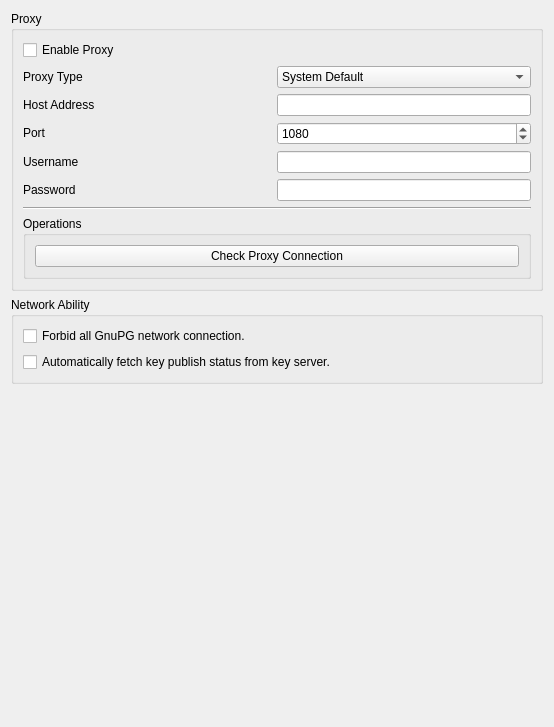
This is ui/NetworkSettings.ui in saturneric/GpgFrontend as Qt 5 draws it before an edit. The edited form follows.
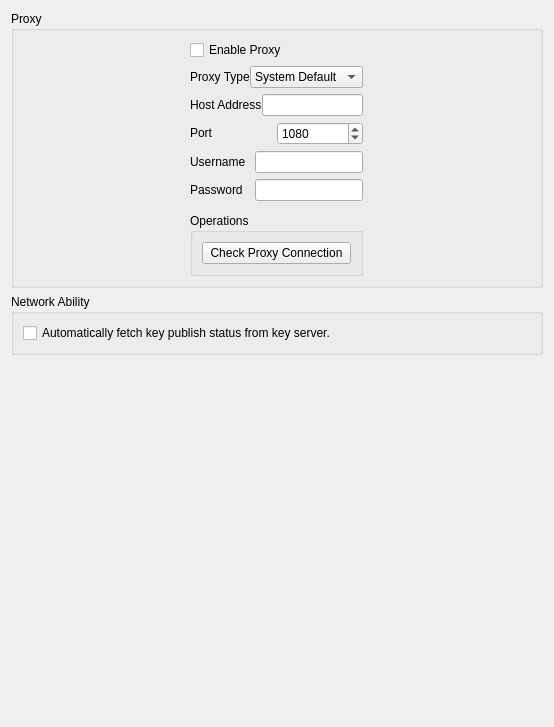
This is the edited form.

Commit message:
feat(settings): add conditional GnuPG tab
* Moves GnuPG options into a dedicated settings tab shown only when
  the GnuPG engine is supported
* Relocates the “forbid all GnuPG network connections” option from
  Network settings into the GnuPG section to better match ownership
* Improves UX with clearer labels/tooltips and safer custom path
  selection/validation, emitting deep-restart requests when needed

The edit to the form file:
```diff
--- a/ui/NetworkSettings.ui
+++ b/ui/NetworkSettings.ui
@@ -254,7 +254,7 @@
           <item>
            <widget class="Line" name="line_2">
             <property name="orientation">
-             <enum>Qt::Orientation::Horizontal</enum>
+             <enum>Qt::Vertical</enum>
             </property>
            </widget>
           </item>
@@ -291,13 +291,6 @@
        <layout class="QGridLayout" name="gridLayout_3">
         <item row="2" column="0">
          <layout class="QVBoxLayout" name="verticalLayout_3">
-          <item>
-           <widget class="QCheckBox" name="forbidALLGnuPGNetworkConnectionCheckBox">
-            <property name="text">
-             <string>Forbid all GnuPG network connection.</string>
-            </property>
-           </widget>
-          </item>
           <item>
            <widget class="QCheckBox" name="autoFetchKeyPublishStatusCheckBox">
             <property name="text">
@@ -317,8 +310,8 @@
        </property>
        <property name="sizeHint" stdset="0">
         <size>
-         <width>20</width>
-         <height>40</height>
+         <width>40</width>
+         <height>20</height>
         </size>
        </property>
       </spacer>
```
Left out of the diff: 2 changed lines with no effect on the pictures. The commit also changes 7 other files.
